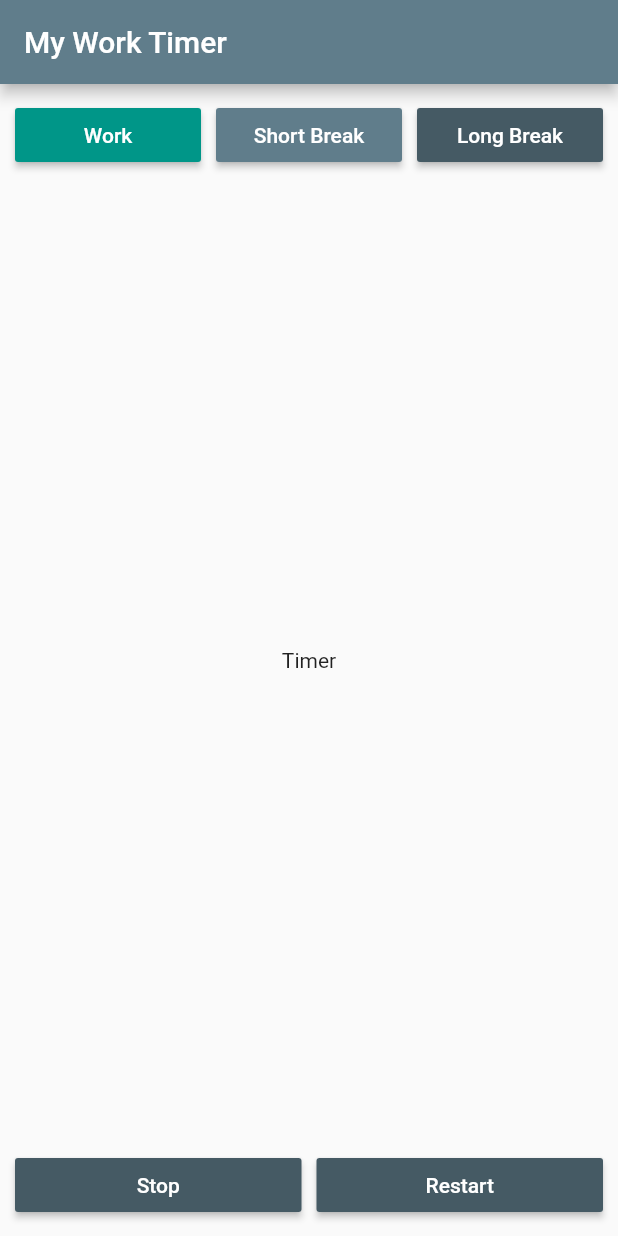
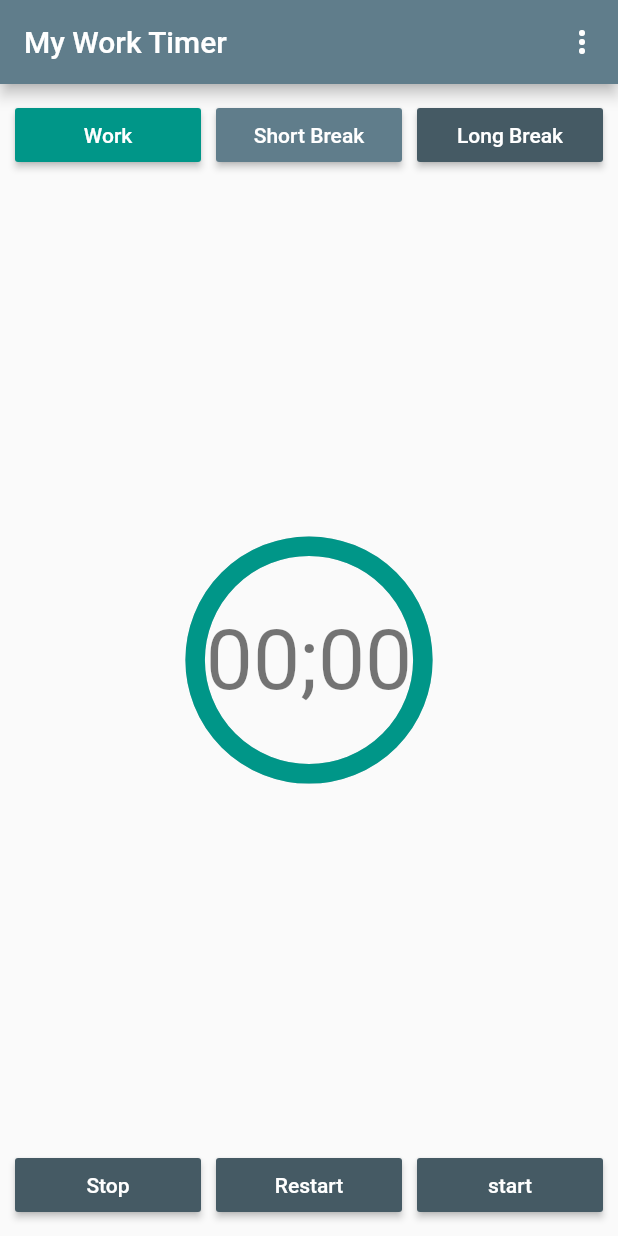
Before and after one commit to fikirfikre/Timer, a Flutter app: the first screen one second after launch, on a phone screen of 412 x 824 dp. Run offline on Flutter 3.47's test engine with Material 2 defaults, Android fonts, the phone set to English and light mode, and no system bars; drawn by our look-alikes of percent_indicator; our stand-ins replace shared_preferences.

Commit message:
main project

```diff
--- a/lib/main.dart
+++ b/lib/main.dart
@@ -1,6 +1,12 @@
 import 'dart:async';
 
 import 'package:flutter/material.dart';
+import 'package:percent_indicator/percent_indicator.dart';
+import 'package:productivity_timer/SettingScreen.dart';
+import 'package:shared_preferences/shared_preferences.dart';
+import './timer.dart';
+import './timermodel.dart';
+
 
 void main(){
   runApp(MyApp());
@@ -9,9 +15,22 @@ void main(){
 class MyApp extends StatelessWidget{
   void emptymethod(){}
   final double defaultPadding = 5.0;
+  final CountDownTimer timer = CountDownTimer();
+  bool? active;
+
+  void goToSettings(BuildContext context){
+    Navigator.push(context, MaterialPageRoute(builder: (context)=>SettingScreen()));
+  }
+
+
+
+
 
   @override
   Widget build(BuildContext context){
+     final List<PopupMenuItem<String>> menuItems = <PopupMenuItem<String>>[];
+    menuItems.add(const PopupMenuItem(value:'Settings',child: Text("Settings"),));
+    timer.startWork();
 
     return MaterialApp(
       debugShowCheckedModeBanner: false,
@@ -20,10 +39,30 @@ class MyApp extends StatelessWidget{
       ),
 
       title: 'My work Timer',
-      home: Scaffold(appBar:
-      AppBar(title: const Text('My Work Timer'),),
+      home: Builder(
+        builder: (context) {
+
+
+          return Scaffold(appBar:
+          AppBar(title: const Text('My Work Timer'),
+          actions: [
+            PopupMenuButton(itemBuilder: (context){
+
+              return menuItems.toList();
+            },
+            onSelected: (s){
+              if(s=='Settings'){
+              goToSettings(context);
+
+
+            }
+
+  },)
+          ],),
           body: LayoutBuilder(
             builder: (BuildContext context,BoxConstraints constraints) {
+              final double avaliableWidth = constraints.maxWidth;
+
               return Container(
                 padding: EdgeInsets.fromLTRB(0, 10, 0, 10),
 
@@ -34,22 +73,47 @@ class MyApp extends StatelessWidget{
                       mainAxisAlignment: MainAxisAlignment.spaceBetween,
                       children: [
                         Padding(padding: EdgeInsets.all(defaultPadding)),
-                    Expanded(child: ProductivityButton(colors:Color(0xff009688) ,text: "Work",onPressed: emptymethod,size: 150,)),
+                        Expanded(child: ProductivityButton(colors:Color(0xff009688) ,text: "Work",onPressed:()=> timer.startWork,size: 150,)),
                         Padding(padding: EdgeInsets.all(defaultPadding)),
-                    Expanded(child: ProductivityButton(colors:Color(0xff607D8B) ,text: "Short Break",onPressed: emptymethod,size: 150,)),
+                        Expanded(child: ProductivityButton(colors:Color(0xff607D8B) ,text: "Short Break",onPressed: ()=>timer.startBreak(true),size: 150,)),
                         Padding(padding: EdgeInsets.all(defaultPadding)),
-                    Expanded(child: ProductivityButton(colors:Color(0xff455A64) ,text: "Long Break",onPressed: emptymethod,size: 150,)),
+                        Expanded(child: ProductivityButton(colors:Color(0xff455A64) ,text: "Long Break",onPressed: ()=>timer.startBreak(false),size: 150,)),
                         Padding(padding: EdgeInsets.all(defaultPadding))
                       ],
                     ),
-                Text("Timer"),
+                    StreamBuilder(
+                      initialData: '00:00',
+                      stream: timer.stream(),
+                      builder: (BuildContext context,AsyncSnapshot snapshot) {
+                        TimerModel timer =(snapshot.data == '00:00')? TimerModel('00;00', 1):snapshot.data;
+
+                        return Expanded(
+                        child: CircularPercentIndicator(
+                        radius: avaliableWidth / 5,
+                        lineWidth: 13.0,
+                        percent: timer.percent
+                        ,
+                        center: Text(timer.time,
+                        style: Theme.of(context).textTheme.displayMedium,),
+                        progressColor: Color(0xff009688),)
+                        );
+                      }
+                    ),
                     Row(
                       mainAxisAlignment: MainAxisAlignment.spaceBetween,
                       children: [
                         Padding(padding: EdgeInsets.all(defaultPadding)),
-                    Expanded(child: ProductivityButton(colors:Color(0xff455A64) ,text: "Stop",onPressed: emptymethod,size: 150,)),
+                        Expanded(child: ProductivityButton(colors:Color(0xff455A64) ,text: "Stop",onPressed: timer.stopWork,size: 150,)),
                         Padding(padding: EdgeInsets.all(defaultPadding)),
-                    Expanded(child: ProductivityButton(colors:Color(0xff455A64) ,text: "Restart",onPressed: emptymethod,size: 150,)),
+                        Expanded(child: ProductivityButton( colors :Color(0xff455A64),text: "Restart",onPressed:
+
+                          timer.startWork,size: 150,)
+                          ),
+
+                          Padding(padding: EdgeInsets.all(defaultPadding)),
+                        Expanded(child: ProductivityButton( colors :Color(0xff455A64),text: "start",onPressed:timer.start,size: 150,)
+                          ),
+
                         Padding(padding: EdgeInsets.all(defaultPadding))
 
                       ],
@@ -58,7 +122,9 @@ class MyApp extends StatelessWidget{
                 ),
               );
             }
-      ),),
+          ),);
+        }
+      ),
     );
 
   }
@@ -84,7 +150,7 @@ class ProductivityButton extends StatelessWidget{
     return MaterialButton(
       onPressed:onPressed,
       color: colors,
-      child: Text(text,style:const TextStyle(color: Colors.white),),
+      child:Text(text,style:const TextStyle(color: Colors.white),),
       minWidth: size,);
   }
 }
--- /dev/null
+++ b/lib/timermodel.dart
@@ -0,0 +1,6 @@
+class TimerModel{
+ String time;
+ double percent;
+
+ TimerModel(this.time,this.percent);
+}
```
Also changed, not shown: lib/SettingScreen.dart (added, +181 -0 lines), lib/timer.dart (added, +88 -0 lines). Lines whose indentation alone changed are shown as unchanged.
